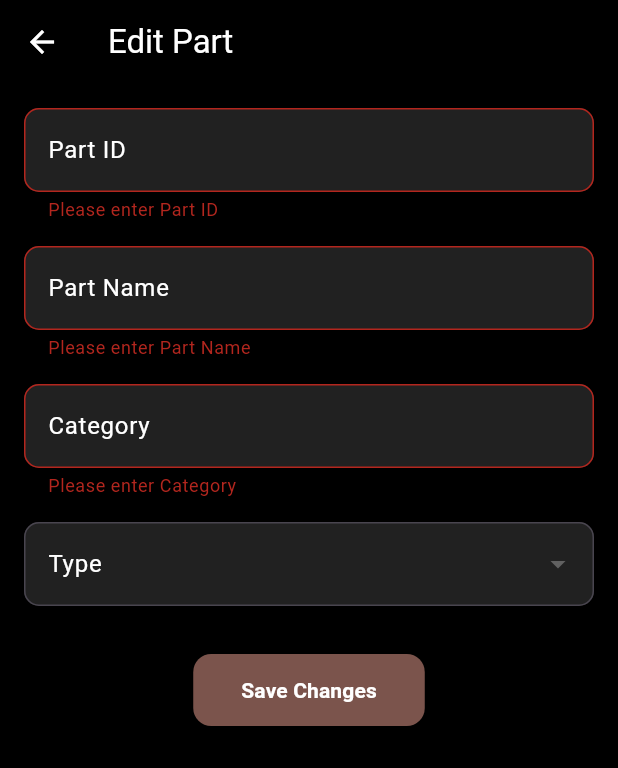
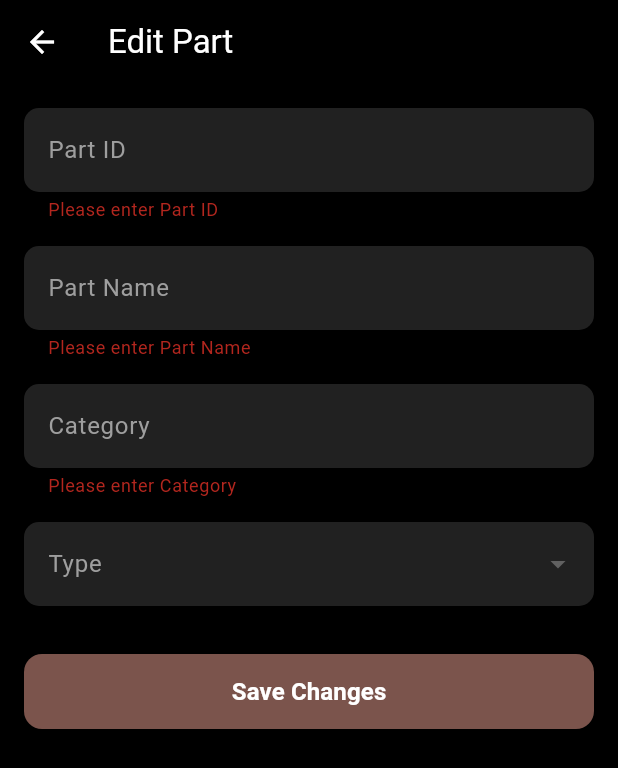
Before and after one commit to SLB-Capstone-Project/SLB_Capstone, a Flutter app: the EditPartPage screen opened directly with empty values, after a tap on "Save Changes", on a phone screen of 412 x 824 dp. Shown: the top 768 px of the screen. Run offline on Flutter 3.47's test engine with Material 3 defaults, Android fonts, the phone set to English and light mode, and no system bars; our stand-ins replace pdf, printing, qr_flutter; missing offline and left inert: barcode_scan2.

Commit message:
Update edit_part.dart

```diff
--- a/SLB_Frontend/lib/admin/edit_part.dart
+++ b/SLB_Frontend/lib/admin/edit_part.dart
@@ -20,27 +20,37 @@ class EditPartPage extends StatefulWidget {
 
 class _EditPartPageState extends State<EditPartPage> {
   final _formKey = GlobalKey<FormState>();
-
-  late TextEditingController idController;
-  late TextEditingController nameController;
-  late TextEditingController categoryController;
-  late String selectedType;
+  late TextEditingController _idController;
+  late TextEditingController _nameController;
+  late TextEditingController _categoryController;
+  late String _selectedType;
 
   @override
   void initState() {
     super.initState();
-    idController = TextEditingController(text: widget.id);
-    nameController = TextEditingController(text: widget.name);
-    categoryController = TextEditingController(text: widget.category);
-    selectedType = widget.type;
+    _idController = TextEditingController(text: widget.id);
+    _nameController = TextEditingController(text: widget.name);
+    _categoryController = TextEditingController(text: widget.category);
+    _selectedType = widget.type;
   }
 
   @override
   void dispose() {
-    idController.dispose();
-    nameController.dispose();
-    categoryController.dispose();
+    _idController.dispose();
+    _nameController.dispose();
+    _categoryController.dispose();
     super.dispose();
+  }
+
+  void _submitForm() {
+    if (_formKey.currentState!.validate()) {
+      Navigator.pop(context, {
+        'id': _idController.text,
+        'name': _nameController.text,
+        'category': _categoryController.text,
+        'type': _selectedType,
+      });
+    }
   }
 
   @override
@@ -61,48 +71,29 @@ class _EditPartPageState extends State<EditPartPage> {
           key: _formKey,
           child: Column(
             children: [
-              buildTextField(controller: idController, label: 'Part ID'),
+              _buildTextField(_idController, 'Part ID'),
               const SizedBox(height: 16),
-              buildTextField(controller: nameController, label: 'Part Name'),
+              _buildTextField(_nameController, 'Part Name'),
               const SizedBox(height: 16),
-              buildTextField(controller: categoryController, label: 'Category'),
+              _buildTextField(_categoryController, 'Category'),
               const SizedBox(height: 16),
-              DropdownButtonFormField<String>(
-                value: selectedType,
-                dropdownColor: Colors.grey[900],
-                decoration: InputDecoration(
-                  labelText: 'Type',
-                  labelStyle: const TextStyle(color: Colors.white),
-                  filled: true,
-                  fillColor: Colors.grey[900],
-                  border: OutlineInputBorder(borderRadius: BorderRadius.circular(10)),
-                ),
-                style: const TextStyle(color: Colors.white),
-                items: ['Product', 'Part'].map((type) {
-                  return DropdownMenuItem(value: type, child: Text(type));
-                }).toList(),
-                onChanged: (value) {
-                  if (value != null) setState(() => selectedType = value);
-                },
-              ),
+              _buildTypeDropdown(),
               const SizedBox(height: 32),
               ElevatedButton(
-                onPressed: () {
-                  if (_formKey.currentState!.validate()) {
-                    print('Updated ID: ${idController.text}');
-                    print('Updated Name: ${nameController.text}');
-                    print('Updated Category: ${categoryController.text}');
-                    print('Updated Type: $selectedType');
-                    Navigator.pop(context);
-                  }
-                },
+                onPressed: _submitForm,
                 style: ElevatedButton.styleFrom(
                   backgroundColor: const Color(0xFF7B544C),
-                  padding: const EdgeInsets.symmetric(horizontal: 32, vertical: 14),
-                  shape: RoundedRectangleBorder(borderRadius: BorderRadius.circular(12)),
+                  minimumSize: const Size(double.infinity, 50),
+                  shape: RoundedRectangleBorder(
+                    borderRadius: BorderRadius.circular(12),
+                  ),
                 ),
-                child: const Text('Save Changes', style: TextStyle(color: Colors.white, fontWeight: FontWeight.bold)),
-              )
+                child: const Text('Save Changes',
+                    style: TextStyle(
+                        color: Colors.white,
+                        fontWeight: FontWeight.bold,
+                        fontSize: 16)),
+              ),
             ],
           ),
         ),
@@ -110,17 +101,50 @@ class _EditPartPageState extends State<EditPartPage> {
     );
   }
 
-  Widget buildTextField({required TextEditingController controller, required String label}) {
+  Widget _buildTextField(TextEditingController controller, String label) {
     return TextFormField(
       controller: controller,
       style: const TextStyle(color: Colors.white),
-      validator: (value) => value == null || value.isEmpty ? 'Please enter $label' : null,
+      validator: (value) => value!.isEmpty ? 'Please enter $label' : null,
       decoration: InputDecoration(
         labelText: label,
-        labelStyle: const TextStyle(color: Colors.white),
+        labelStyle: const TextStyle(color: Colors.grey),
         filled: true,
         fillColor: Colors.grey[900],
-        border: OutlineInputBorder(borderRadius: BorderRadius.circular(10)),
+        border: OutlineInputBorder(
+          borderRadius: BorderRadius.circular(10),
+          borderSide: BorderSide.none,
+        ),
+        focusedBorder: OutlineInputBorder(
+          borderRadius: BorderRadius.circular(10),
+          borderSide: const BorderSide(color: Color(0xFF7B544C), width: 1),
+        ),
+      ),
+    );
+  }
+
+  Widget _buildTypeDropdown() {
+    return DropdownButtonFormField<String>(
+      value: _selectedType,
+      items: ['Product', 'Part'].map((type) => DropdownMenuItem(
+        value: type,
+        child: Text(type, style: const TextStyle(color: Colors.white)),
+      )).toList(),
+      onChanged: (String? value) {
+        if (value != null) {
+          setState(() => _selectedType = value);
+        }
+      },
+      dropdownColor: Colors.grey[900],
+      decoration: InputDecoration(
+        labelText: 'Type',
+        labelStyle: const TextStyle(color: Colors.grey),
+        filled: true,
+        fillColor: Colors.grey[900],
+        border: OutlineInputBorder(
+          borderRadius: BorderRadius.circular(10),
+          borderSide: BorderSide.none,
+        ),
       ),
     );
   }
```
